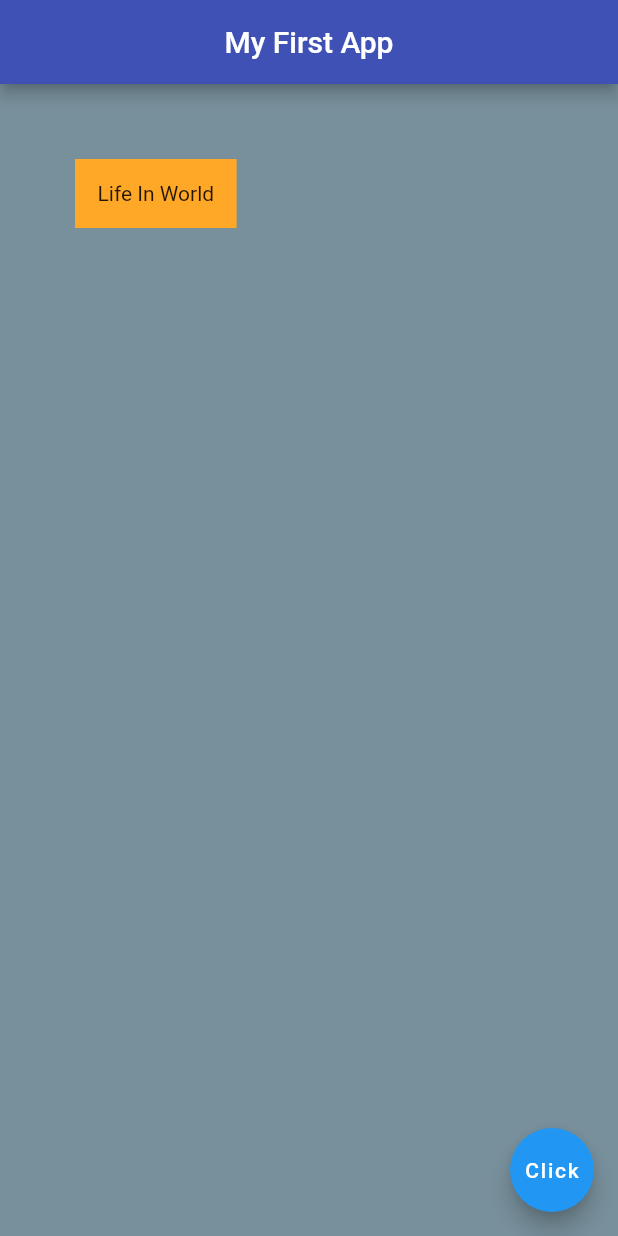
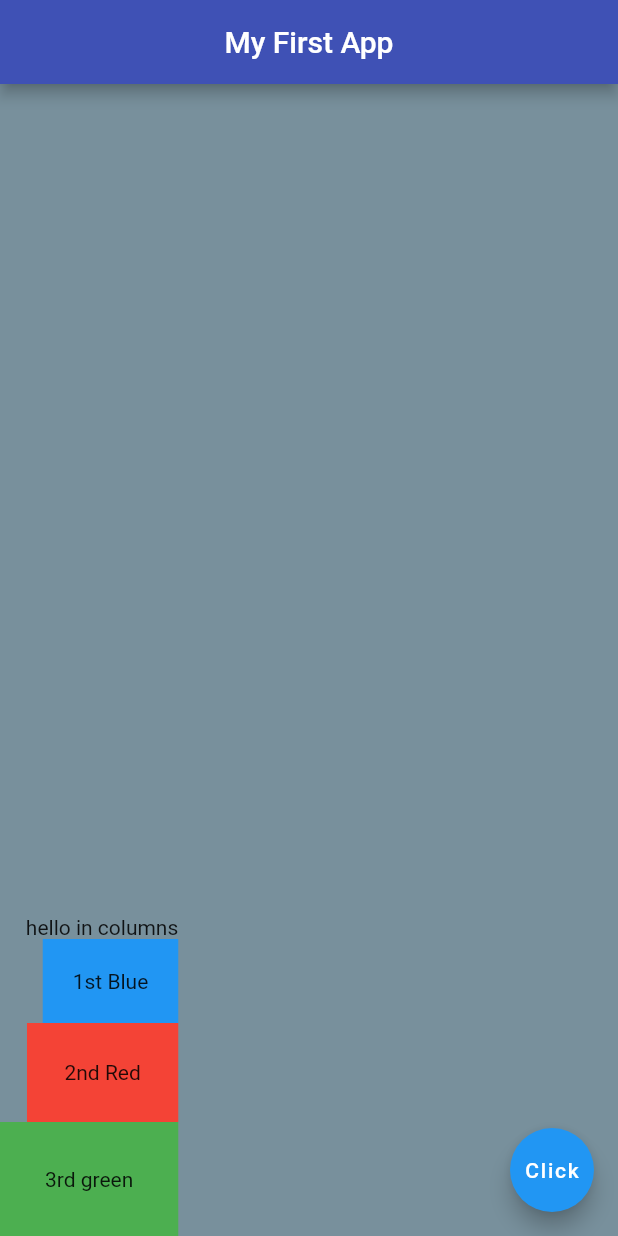
Before and after one commit to Athanasius-Gadosey/demo-app-, a Flutter app: the screen it shows after launch, on a phone screen of 412 x 824 dp. Run offline on Flutter 3.47's test engine with Material 2 defaults, Android fonts, the phone set to English and light mode, and no system bars.

Commit message:
rows&colums added

```diff
--- a/lib/main.dart
+++ b/lib/main.dart
@@ -78,11 +78,56 @@ class Homepage extends StatelessWidget {
       // ),
 
       //Container, Margin
-      body: Container(
-        padding: EdgeInsets.symmetric(horizontal: 15, vertical: 15),
-        margin: EdgeInsets.all(50),
-        child: Text('Life In World'),
-        color: Colors.orange[400],
+      // body: Container(
+      //   padding: EdgeInsets.symmetric(horizontal: 15, vertical: 15),
+      //   margin: EdgeInsets.all(50),
+      //   child: Text('Life In World'),
+      //   color: Colors.orange[400],
+      // ),
+
+      //ROWS
+      // body: Row(
+      //   mainAxisAlignment: MainAxisAlignment.spaceAround,
+      //   crossAxisAlignment: CrossAxisAlignment.stretch,
+      //   children: <Widget>[
+      //     Text('Hello Life in Rows'),
+      //     RaisedButton(
+      //       onPressed: () {
+      //         print('Life is not bad');
+      //       },
+      //       color: Colors.orange,
+      //       child: Text('submit'),
+      //     ),
+      //     Container(
+      //       color: Colors.deepOrangeAccent,
+      //       padding: EdgeInsets.all(20.5),
+      //       child: Text('Live Container'),
+      //     )
+      //   ],
+      // ),
+
+      //COLUMNS
+      body: Column(
+        mainAxisAlignment: MainAxisAlignment.end,
+        crossAxisAlignment: CrossAxisAlignment.end,
+        children: <Widget>[
+          Text('hello in columns'),
+          Container(
+            color: Colors.blue,
+            padding: EdgeInsets.all(20.0),
+            child: Text('1st Blue'),
+          ),
+          Container(
+            color: Colors.red,
+            padding: EdgeInsets.all(25.0),
+            child: Text('2nd Red'),
+          ),
+          Container(
+            color: Colors.green,
+            padding: EdgeInsets.all(30.0),
+            child: Text('3rd green'),
+          )
+        ],
       ),
       floatingActionButton: FloatingActionButton(
         onPressed: () {},
```
